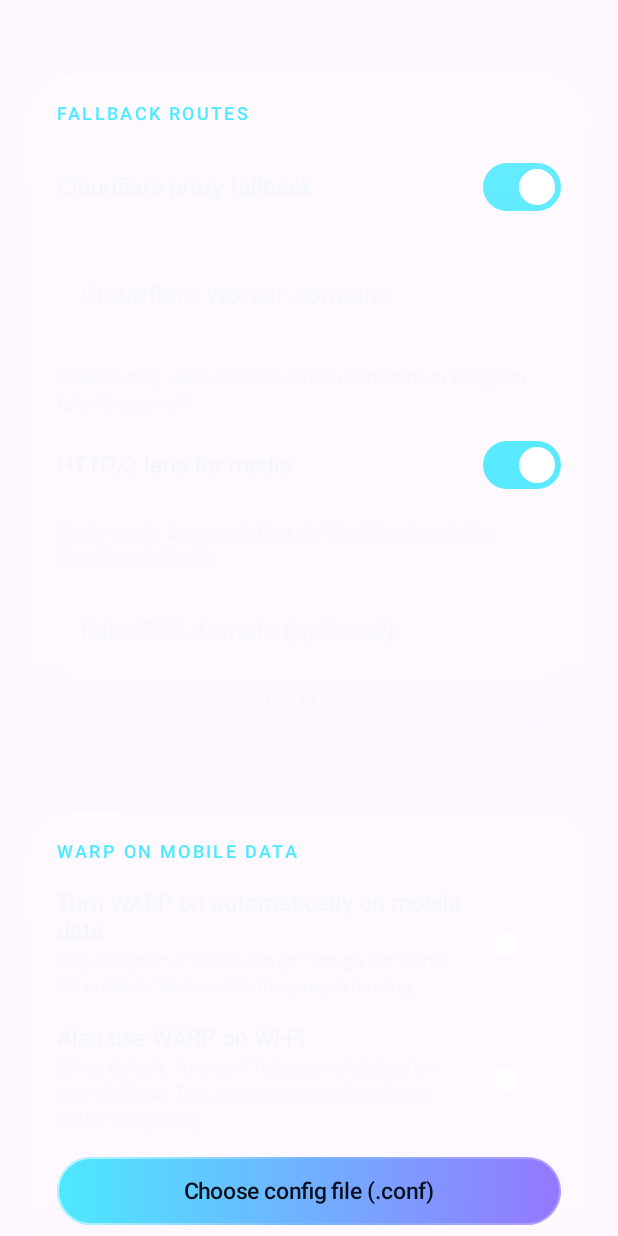
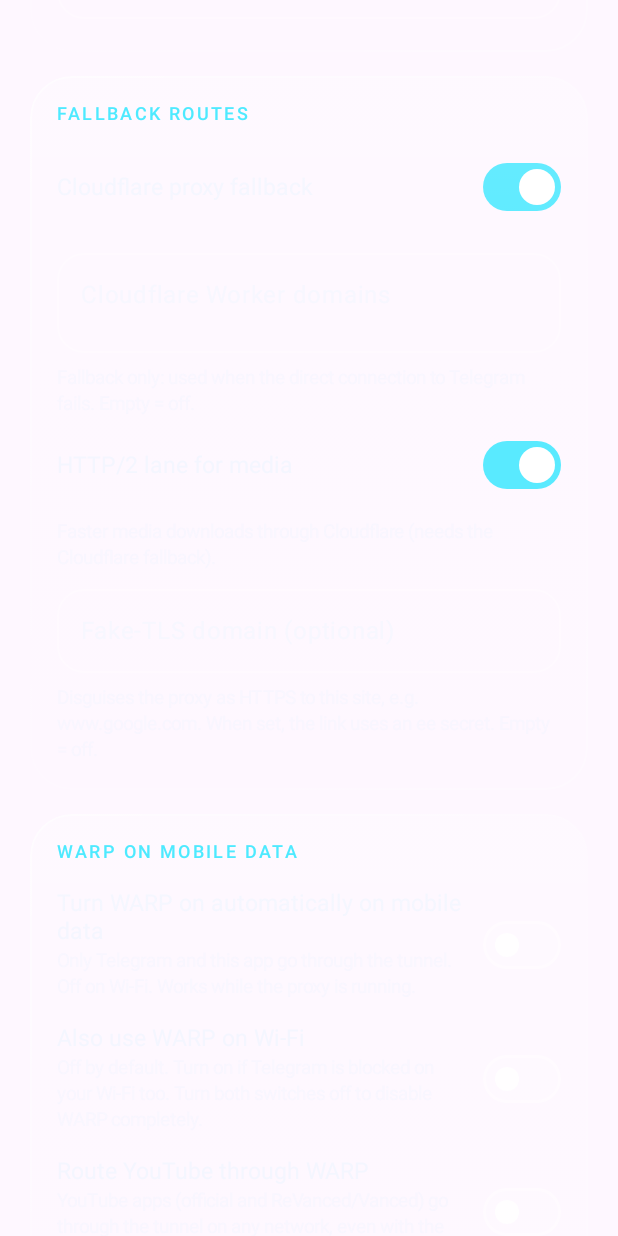
Before and after one commit to NosoksNimbus/tg-ws-proxy-android, an Android app built with Jetpack Compose: the composable SettingsScreen shown on its own in the app's theme, scrolled down 576 dp, on a phone screen of 412 x 824 dp. Run offline under Robolectric (Android 15) with nearby library versions, the phone set to English and light mode, and no system bars; libraries missing offline, so code that uses them is left out: org.amnezia.awg; network calls fail.

Commit message:
Route YouTube through WARP with its own switch
A third switch sends the official YouTube apps and the ReVanced/Vanced builds through the tunnel on any network, independent of the Telegram switches. The tunnel is rebuilt when the set of routed apps changes, for example when the phone moves between Wi-Fi and mobile, and withApps() got the matching signature in the config check that the change missed.

```diff
--- a/android/app/src/main/java/org/flowseal/tgwsproxy/ui/WarpCard.kt
+++ b/android/app/src/main/java/org/flowseal/tgwsproxy/ui/WarpCard.kt
@@ -26,6 +26,7 @@ fun WarpCard() {
     val ctx = LocalContext.current
     var enabled by remember { mutableStateOf(WarpManager.enabled(ctx)) }
     var wifi by remember { mutableStateOf(WarpManager.wifiEnabled(ctx)) }
+    var youtube by remember { mutableStateOf(WarpManager.youtubeEnabled(ctx)) }
     var hasConfig by remember { mutableStateOf(WarpManager.hasConfig(ctx)) }
     var pasteError by remember { mutableStateOf<String?>(null) }
 
@@ -65,6 +66,15 @@ fun WarpCard() {
                 if (v) WarpManager.vpnPermissionIntent(ctx)?.let { consent.launch(it) }
             },
             stringResource(R.string.warp_wifi_hint),
+        )
+        GlassSwitchRow(
+            stringResource(R.string.warp_youtube), youtube,
+            { v ->
+                youtube = v
+                WarpManager.setYoutubeEnabled(ctx, v)
+                if (v) WarpManager.vpnPermissionIntent(ctx)?.let { consent.launch(it) }
+            },
+            stringResource(R.string.warp_youtube_hint),
         )
         GapH(8.dp)
         Row(Modifier.fillMaxWidth(), horizontalArrangement = Arrangement.spacedBy(12.dp)) {
--- a/android/app/src/main/res/values/strings.xml
+++ b/android/app/src/main/res/values/strings.xml
@@ -190,4 +190,6 @@
     <string name="fake_tls_hint">Disguises the proxy as HTTPS to this site, e.g. www.google.com. When set, the link uses an ee secret. Empty = off.</string>
     <string name="warp_wifi">Also use WARP on Wi-Fi</string>
     <string name="warp_wifi_hint">Off by default. Turn on if Telegram is blocked on your Wi-Fi too. Turn both switches off to disable WARP completely.</string>
+    <string name="warp_youtube">Route YouTube through WARP</string>
+    <string name="warp_youtube_hint">YouTube apps (official and ReVanced/Vanced) go through the tunnel on any network, even with the Telegram switches off. Needs a WARP config.</string>
 </resources>
```
Also changed, not shown: android/app/src/main/AndroidManifest.xml (+8 -0 lines), android/app/src/main/java/org/flowseal/tgwsproxy/WarpManager.kt (+44 -8 lines), 1 other file.
